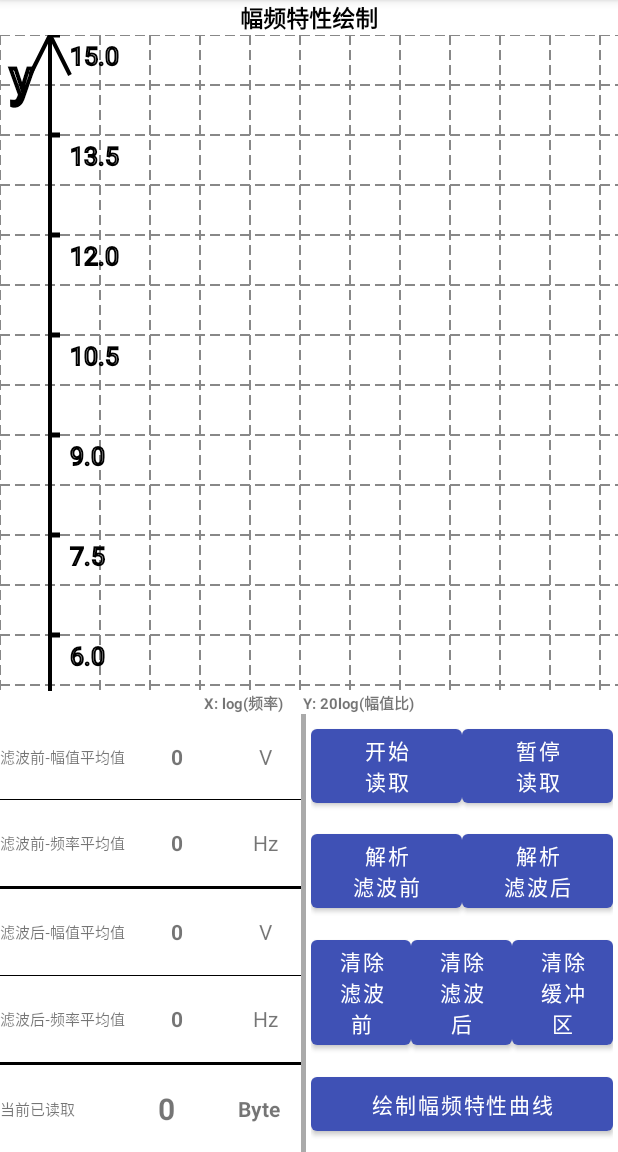
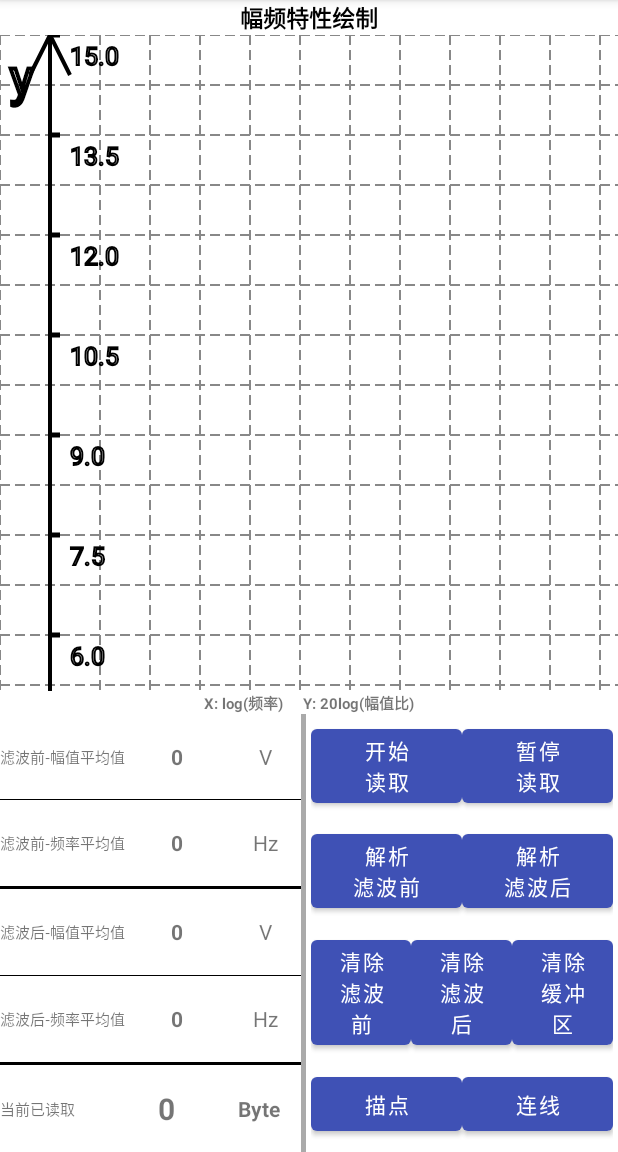
Before and after one commit to stringl1l1l1l/BTSignalSupervisor, an Android app: the SupervisorActivity screen opened directly, with no data from a screen before it, on a phone screen of 412 x 824 dp, the part 84-1236 px from its top. Run offline under Robolectric (Android 15) with nearby library versions, the light colour scheme and no system bars; libraries missing offline, so code that uses them is left out: org.apache.commons.

Commit message:
commit 10 添加样条插值功能
改进了平滑函数；
对于重复离散点采取求均值去重；
添加对离散点进行样条插值的功能；

```diff
--- a/SignalSupervisor3/app/build.gradle
+++ b/SignalSupervisor3/app/build.gradle
@@ -39,6 +39,7 @@ dependencies {
     implementation 'androidx.lifecycle:lifecycle-viewmodel-ktx:2.3.1'
     implementation 'androidx.navigation:navigation-fragment:2.3.5'
     implementation 'androidx.navigation:navigation-ui:2.3.5'
+    implementation 'org.apache.commons:commons-math3:3.6.1'
     testImplementation 'junit:junit:4.+'
     androidTestImplementation 'androidx.test.ext:junit:1.1.2'
     androidTestImplementation 'androidx.test.espresso:espresso-core:3.3.0'
--- a/SignalSupervisor3/app/src/main/java/com/example/signalsupervisor3/GlobalData.java
+++ b/SignalSupervisor3/app/src/main/java/com/example/signalsupervisor3/GlobalData.java
@@ -19,7 +19,7 @@ import java.util.concurrent.Executors;
 public class GlobalData extends Application {
     public static int CONNECT_TIME_MS = 6000;
     public static int TEMP_BUFFER_SIZE = 256;
-    public static int BUFFER_SIZE = 12000;
+    public static int BUFFER_SIZE = 24000;
     public static String FREQ_REGEX = "[0-9]{1,4}.[0-9]";
     public static String VOL_REGEX = "[0-3].[0-9]{3}";
     public static String SPLIT_REGEX = " +";
--- a/SignalSupervisor3/app/src/main/java/com/example/signalsupervisor3/bluetooth/connect/AcceptThread.java
+++ b/SignalSupervisor3/app/src/main/java/com/example/signalsupervisor3/bluetooth/connect/AcceptThread.java
@@ -70,8 +70,8 @@ public class AcceptThread extends Thread {
      */
     public void cancel() {
         try {
-//            if (mmServerSocket != null)
-//                mmServerSocket.close();
+            if (mmServerSocket != null)
+                mmServerSocket.close();
             if (mBluetoothSocket != null)
                 mBluetoothSocket.close();
         } catch (IOException e) {
--- a/SignalSupervisor3/app/src/main/java/com/example/signalsupervisor3/bluetooth/connect/ConnectThread.java
+++ b/SignalSupervisor3/app/src/main/java/com/example/signalsupervisor3/bluetooth/connect/ConnectThread.java
@@ -38,6 +38,7 @@ public class ConnectThread extends Thread {
             Log.e(TAG, "error", e);
         }
         mBluetoothSocket = tmp;
+
     }
 
     public void run() {
--- a/SignalSupervisor3/app/src/main/java/com/example/signalsupervisor3/bluetooth/connect/ConnectedThread.java
+++ b/SignalSupervisor3/app/src/main/java/com/example/signalsupervisor3/bluetooth/connect/ConnectedThread.java
@@ -22,7 +22,6 @@ public class ConnectedThread extends Thread {
     private final OutputStream mmOutStream;
     private final Handler mHandler;
     private boolean isStopped = false;
-    private byte[] mBuffer = new byte[GlobalData.TEMP_BUFFER_SIZE];  // 用于流的缓冲存储
 
     public ConnectedThread(BluetoothSocket socket, Handler handler) {
         mmSocket = socket;
--- a/SignalSupervisor3/app/src/main/java/com/example/signalsupervisor3/ui/activities/SupervisorActivity.java
+++ b/SignalSupervisor3/app/src/main/java/com/example/signalsupervisor3/ui/activities/SupervisorActivity.java
@@ -2,6 +2,7 @@ package com.example.signalsupervisor3.ui.activities;
 
 import static com.example.signalsupervisor3.utils.AppUtils.getFPointsFromGlobal;
 import static com.example.signalsupervisor3.utils.AppUtils.getPointsFromGlobal;
+import static com.example.signalsupervisor3.utils.AppUtils.interpolate;
 import static com.example.signalsupervisor3.utils.AppUtils.showToast;
 
 import static java.lang.Float.parseFloat;
@@ -34,6 +35,8 @@ import com.example.signalsupervisor3.bluetooth.connect.Constant;
 import com.example.signalsupervisor3.ui.home.BluetoothFragment;
 import com.example.signalsupervisor3.ui.views.CanvasView;
 import com.example.signalsupervisor3.utils.AppUtils;
+
+import org.apache.commons.math3.analysis.polynomials.PolynomialSplineFunction;
 
 import java.util.Arrays;
 
@@ -74,7 +77,8 @@ public class SupervisorActivity extends AppCompatActivity {
         Button btnBeginTrans = findViewById(R.id.btn_begin_trans);
         Button btnShowCh1 = findViewById(R.id.btn_show_ch1);
         Button btnShowCh2 = findViewById(R.id.btn_show_ch2);
-        Button btnDraw = findViewById(R.id.btn_draw);
+        Button btnDrawPoints = findViewById(R.id.btn_draw_points);
+        Button btnDrawLine = findViewById(R.id.btn_draw_line);
         Button btnClearBuffer = findViewById(R.id.btn_clear_buffer);
         Button btnClearCh1 = findViewById(R.id.btn_clear_ch1);
         Button btnClearCh2 = findViewById(R.id.btn_clear_ch2);
@@ -83,7 +87,8 @@ public class SupervisorActivity extends AppCompatActivity {
         btnStopTrans.setOnClickListener(new StopTransListener());
         btnShowCh1.setOnClickListener(new ShowCH1Listener());
         btnShowCh2.setOnClickListener(new ShowCH2Listener());
-        btnDraw.setOnClickListener(new DrawListener());
+        btnDrawPoints.setOnClickListener(new DrawPointsListener());
+        btnDrawLine.setOnClickListener(new DrawLineListener());
         btnClearBuffer.setOnClickListener(new ClearBufferListener());
         btnClearCh1.setOnClickListener(new View.OnClickListener() {
             @Override
@@ -355,16 +360,26 @@ public class SupervisorActivity extends AppCompatActivity {
         }
     }
 
-    private class DrawListener implements View.OnClickListener {
+    private class DrawPointsListener implements View.OnClickListener {
         @Override
         public void onClick(View view) {
-//            float[] points = getPointsFromGlobal();
             CanvasView canvasView = findViewById(R.id.supervisor_canvas);
-//            Log.i("DrawListener", Arrays.toString(points));
-//            canvasView.mPoints = points;
             canvasView.mFPoints = getFPointsFromGlobal();
             canvasView.requestLayout();
-            showToast(SupervisorActivity.this, "绘制成功");
+            showToast(SupervisorActivity.this, "描点成功");
+        }
+    }
+
+    private class DrawLineListener implements View.OnClickListener {
+        @Override
+        public void onClick(View view) {
+            CanvasView canvasView = findViewById(R.id.supervisor_canvas);
+            if (canvasView.mFPoints != null && !canvasView.mFPoints.isEmpty())
+                canvasView.mFPoints = interpolate(canvasView.mFPoints, 0.00005);
+            else
+                showToast(SupervisorActivity.this, "请先描点");
+            canvasView.requestLayout();
+            showToast(SupervisorActivity.this, "连线成功");
         }
     }
 }
--- a/SignalSupervisor3/app/src/main/java/com/example/signalsupervisor3/ui/views/CanvasView.java
+++ b/SignalSupervisor3/app/src/main/java/com/example/signalsupervisor3/ui/views/CanvasView.java
@@ -18,6 +18,8 @@ import androidx.annotation.Nullable;
 import com.example.signalsupervisor3.GlobalData;
 import com.example.signalsupervisor3.utils.AppUtils;
 
+import org.apache.commons.math3.analysis.polynomials.PolynomialSplineFunction;
+
 import java.util.ArrayList;
 import java.util.Arrays;
 import java.util.List;
@@ -27,7 +29,6 @@ public class CanvasView extends View {
     private Paint mGridPaint;//网格画笔
     private Point mWinSize;//屏幕尺寸
     private Point mCoo;//坐标系原点
-    public float[] mPoints;
     public List<AppUtils.FPoint> mFPoints;
     private static final int xStep = 100;
     private static final int yStep = 100;
@@ -241,7 +242,7 @@ public class CanvasView extends View {
 
     public void drawPoint(Canvas canvas, List<AppUtils.FPoint> points) {
         List<AppUtils.FPoint> normalPoints = normalizeFPoints(mCoo, points);
-        mRedPaint.setStrokeWidth(8);
+        mRedPaint.setStrokeWidth(4);
         for (AppUtils.FPoint point : normalPoints) {
             canvas.drawPoint(point.x, point.y, mRedPaint);
         }
--- a/SignalSupervisor3/app/src/main/res/layout/activity_supervisor.xml
+++ b/SignalSupervisor3/app/src/main/res/layout/activity_supervisor.xml
@@ -310,10 +310,17 @@
                 android:gravity="center_vertical">
 
                 <Button
-                    android:id="@+id/btn_draw"
+                    android:id="@+id/btn_draw_points"
                     android:layout_width="0dp"
                     android:layout_weight="1"
-                    android:text="绘制幅频特性曲线" />
+                    android:text="描点" />
+
+                <Button
+                    android:id="@+id/btn_draw_line"
+                    android:layout_width="0dp"
+                    android:layout_weight="1"
+                    android:text="连线" />
+
 
             </TableRow>
 
```
Also changed, not shown: SignalSupervisor3/app/src/main/java/com/example/signalsupervisor3/utils/AppUtils.java (+66 -37 lines).
